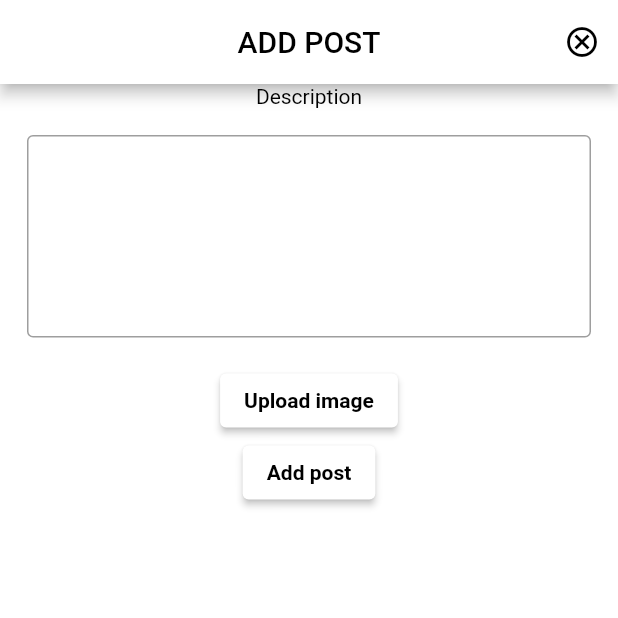
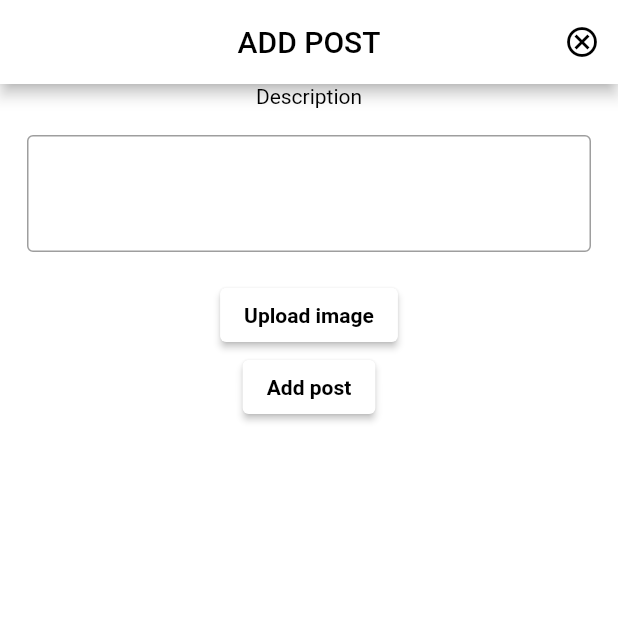
Before and after one commit to maximcore/fire_chat, a Flutter app: the AddPostPage screen opened by its route, on a phone screen of 412 x 824 dp, the top half of it. Run offline on Flutter 3.47's test engine with Material 2 defaults, Android fonts, the phone set to English and light mode, and no system bars; our stand-ins replace bloc, cloud_firestore, cloud_functions, device_preview, faker, file_picker and 12 more; missing offline and left inert: flutter_facebook_auth; accounts and stored records are empty; generated files the repository leaves out were written again.

Commit message:
Edit add post widget

```diff
--- a/lib/presentation/widgets/add_post_page/add_post_widget.dart
+++ b/lib/presentation/widgets/add_post_page/add_post_widget.dart
@@ -30,8 +30,17 @@ class AddPostWidget extends StatelessWidget {
   @override
   Widget build(BuildContext context) {
     final bloc = blocBuilderContext.read<CreatePostBloc>();
+    final size = MediaQuery.of(context).size;
     return Column(
       children: [
+        if (bloc.state.result?.files.single.path == null)
+          const SizedBox()
+        else
+          Image.file(
+            File(bloc.state.result?.files.single.path as String),
+            width: size.width / 1.5,
+            height: size.height / 3.5,
+          ),
         const Text(AppLocalization.description),
         Padding(
           padding: const EdgeInsets.all(18),
@@ -42,17 +51,9 @@ class AddPostWidget extends StatelessWidget {
             onChanged: (String? value) {
               bloc.editDescription(value!);
             },
-            maxLines: 5,
+            maxLines: 2,
           ),
         ),
-        if (bloc.state.result?.files.single.path == null)
-          const SizedBox()
-        else
-          Image.file(
-            File(bloc.state.result?.files.single.path as String),
-            width: 100,
-            height: 150,
-          ),
         ElevatedButton(
           onPressed: () async {
             final result = await FilePicker.platform.pickFiles(
```
